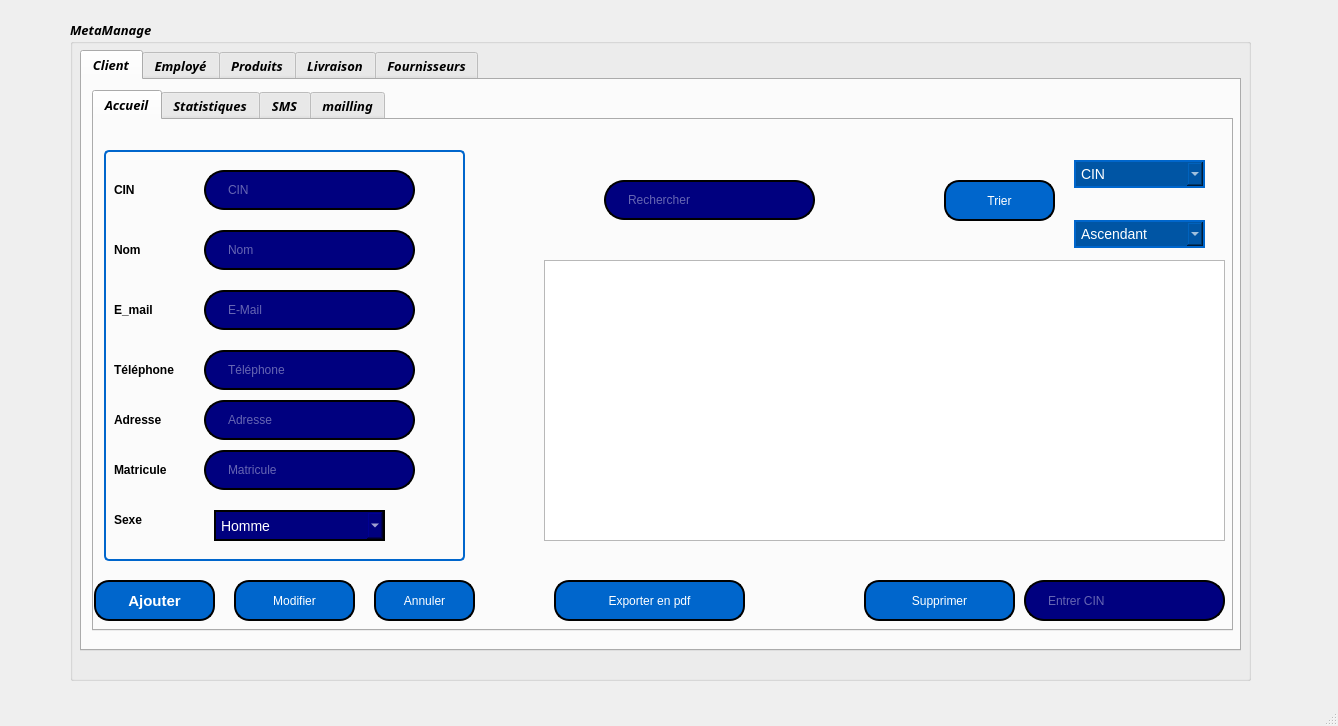
Above: client/mainwindow.ui from 2A35ProjetCPP2425/2a35-create-teams-smart-clothing-store before the change. Below: the same form after it.
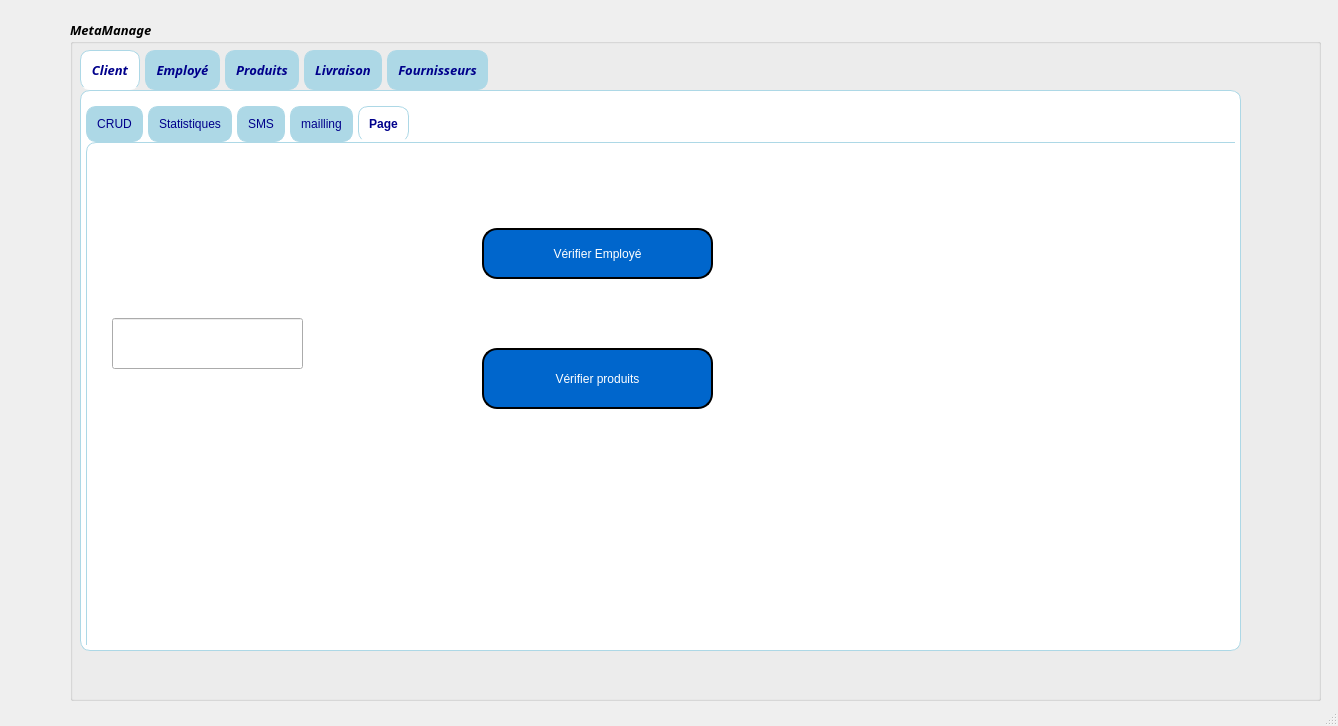
That is the form after the change. Icons and pictures are not drawn.

Patch:
```diff
--- a/client/mainwindow.ui
+++ b/client/mainwindow.ui
@@ -19,8 +19,8 @@
      <rect>
       <x>70</x>
       <y>20</y>
-      <width>1181</width>
-      <height>661</height>
+      <width>1251</width>
+      <height>681</height>
      </rect>
     </property>
     <property name="font">
@@ -78,6 +78,38 @@
        <height>601</height>
       </rect>
      </property>
+     <property name="styleSheet">
+      <string notr="true">QTabWidget::pane {
+                border: 1px solid lightblue; /* Border around the tab pane */
+                border-radius: 10px;         /* Rounded corners */
+                background: white;           /* Background for the pane */
+                padding: 5px;                /* Padding around the pane */
+            }
+            QTabBar::tab {
+                background: lightblue;              /* Normal tab background */
+                color: darkblue;                    /* Normal tab text color */
+                padding: 10px;                      /* Tab padding */
+                border: 1px solid lightblue;        /* Tab border */
+                border-radius: 10px;                /* Rounded corners for tabs */
+                margin-right: 5px;                  /* Space between tabs */
+            }
+            QTabBar::tab:hover {
+                background: #B2D8E0;                /* Hover tab background */
+                border: 1px solid darkblue;         /* Darker border on hover */
+            }
+            QTabBar::tab:selected {
+                background: white;                  /* Active tab background */
+                color: darkblue;                    /* Active tab text color */
+                font-weight: bold;                  /* Bold text for active tab */
+                border-bottom: 1px solid white;     /* Border for active tab */
+                border-top-left-radius: 10px;      /* Rounded corners for selected tab */
+                border-top-right-radius: 10px;     /* Rounded corners for selected tab */
+            }
+            QTabBar::tab:disabled {
+                background: lightgrey;              /* Disabled tab background */
+                color: lightblue;                   /* Disabled tab text color */
+            }</string>
+     </property>
      <property name="currentIndex">
       <number>0</number>
      </property>
@@ -88,36 +120,50 @@
       <widget class="QTabWidget" name="tabWidget_2">
        <property name="geometry">
         <rect>
-         <x>10</x>
+         <x>0</x>
          <y>10</y>
-         <width>1141</width>
-         <height>541</height>
+         <width>1201</width>
+         <height>581</height>
         </rect>
        </property>
        <property name="styleSheet">
-        <string notr="true">color: rgb(9, 7, 83);
-
-font: 700  11pt &quot;Segoe UI&quot;;
-
- 
-    QTabWidget {
- background-image: url(:/backg/logo.jpg);/* Lien vers l'image de logo */
-    background-position: bottom right;  /* Positionner le logo en bas à droite */
-    background-repeat: no-repeat;  /* Ne pas répéter l'image */
-    background-attachment: fixed;  /* Garder l'image fixe lors du défilement */
-    background-size: 50px 50px;  /* Taille du logo (ajustez la taille à 50x50px, par exemple) */
-}
-
-
-
-</string>
+        <string notr="true">QTabWidget::pane {
+                border: 1px solid lightblue; /* Border around the tab pane */
+                border-radius: 10px;         /* Rounded corners */
+                background: white;           /* Background for the pane */
+                padding: 5px;                /* Padding around the pane */
+            }
+            QTabBar::tab {
+                background: lightblue;              /* Normal tab background */
+                color: darkblue;                    /* Normal tab text color */
+                padding: 10px;                      /* Tab padding */
+                border: 1px solid lightblue;        /* Tab border */
+                border-radius: 10px;                /* Rounded corners for tabs */
+                margin-right: 5px;                  /* Space between tabs */
+            }
+            QTabBar::tab:hover {
+                background: #B2D8E0;                /* Hover tab background */
+                border: 1px solid darkblue;         /* Darker border on hover */
+            }
+            QTabBar::tab:selected {
+                background: white;                  /* Active tab background */
+                color: darkblue;                    /* Active tab text color */
+                font-weight: bold;                  /* Bold text for active tab */
+                border-bottom: 1px solid white;     /* Border for active tab */
+                border-top-left-radius: 10px;      /* Rounded corners for selected tab */
+                border-top-right-radius: 10px;     /* Rounded corners for selected tab */
+            }
+            QTabBar::tab:disabled {
+                background: lightgrey;              /* Disabled tab background */
+                color: lightblue;                   /* Disabled tab text color */
+            }</string>
        </property>
        <property name="currentIndex">
-        <number>0</number>
+        <number>4</number>
        </property>
        <widget class="QWidget" name="tab_16">
         <attribute name="title">
-         <string>Accueil</string>
+         <string>CRUD</string>
         </attribute>
         <widget class="QTableView" name="tableView">
          <property name="geometry">
@@ -132,8 +178,8 @@
         <widget class="QPushButton" name="pushButton_exporter">
          <property name="geometry">
           <rect>
-           <x>460</x>
-           <y>460</y>
+           <x>440</x>
+           <y>450</y>
            <width>191</width>
            <height>41</height>
           </rect>
@@ -168,8 +214,8 @@
         <widget class="QPushButton" name="pushButtonasupprimer">
          <property name="geometry">
           <rect>
-           <x>770</x>
-           <y>460</y>
+           <x>780</x>
+           <y>450</y>
            <width>151</width>
            <height>41</height>
           </rect>
@@ -240,8 +286,8 @@
         <widget class="QLineEdit" name="lineEdit_CIN_2">
          <property name="geometry">
           <rect>
-           <x>930</x>
-           <y>460</y>
+           <x>940</x>
+           <y>450</y>
            <width>201</width>
            <height>41</height>
           </rect>
@@ -391,8 +437,8 @@
         <widget class="QGroupBox" name="tabWidget_3">
          <property name="geometry">
           <rect>
-           <x>10</x>
-           <y>30</y>
+           <x>30</x>
+           <y>20</y>
            <width>361</width>
            <height>411</height>
           </rect>
@@ -788,7 +834,7 @@
          <property name="geometry">
           <rect>
            <x>0</x>
-           <y>460</y>
+           <y>450</y>
            <width>121</width>
            <height>41</height>
           </rect>
@@ -838,7 +884,7 @@
          <property name="geometry">
           <rect>
            <x>140</x>
-           <y>460</y>
+           <y>450</y>
            <width>121</width>
            <height>41</height>
           </rect>
@@ -872,8 +918,8 @@
         <widget class="QPushButton" name="clearButton">
          <property name="geometry">
           <rect>
-           <x>280</x>
-           <y>460</y>
+           <x>290</x>
+           <y>450</y>
            <width>101</width>
            <height>41</height>
           </rect>
@@ -1981,6 +2027,118 @@
          </property>
         </widget>
        </widget>
+       <widget class="QWidget" name="tab">
+        <attribute name="title">
+         <string>Page</string>
+        </attribute>
+        <widget class="QLabel" name="uidLabel">
+         <property name="geometry">
+          <rect>
+           <x>650</x>
+           <y>100</y>
+           <width>161</width>
+           <height>51</height>
+          </rect>
+         </property>
+         <property name="text">
+          <string/>
+         </property>
+        </widget>
+        <widget class="QLineEdit" name="lineEdit_UID">
+         <property name="geometry">
+          <rect>
+           <x>20</x>
+           <y>170</y>
+           <width>191</width>
+           <height>51</height>
+          </rect>
+         </property>
+        </widget>
+        <widget class="QLabel" name="label_6">
+         <property name="geometry">
+          <rect>
+           <x>30</x>
+           <y>280</y>
+           <width>301</width>
+           <height>141</height>
+          </rect>
+         </property>
+         <property name="text">
+          <string/>
+         </property>
+        </widget>
+        <widget class="QPushButton" name="scan">
+         <property name="geometry">
+          <rect>
+           <x>390</x>
+           <y>80</y>
+           <width>231</width>
+           <height>51</height>
+          </rect>
+         </property>
+         <property name="styleSheet">
+          <string notr="true">QPushButton {
+    color: white;                      /* Text color */
+    border: 2px solid black;         /* Border width and color */
+    border-radius: 15px;              /* Round the corners */
+     background-color: rgb(0, 102, 204);    /* Couleur du fond */
+    padding: 10px 20px;               /* Add padding for better aesthetics */
+  text-align: center;  /* Centrer le texte */
+}
+    
+QPushButton:hover {
+    background-color: rgb(30, 144, 255); /* Bleu clair au survol */
+}
+
+QPushButton:pressed {
+    background-color: rgb(0, 76, 153);   /* Bleu plus sombre lorsqu'on clique */
+}
+
+QPushButton:focus {
+    border: 2px solid rgb(0, 191, 255);  /* Bordure turquoise au focus */
+}
+</string>
+         </property>
+         <property name="text">
+          <string>Vérifier Employé</string>
+         </property>
+        </widget>
+        <widget class="QPushButton" name="pro">
+         <property name="geometry">
+          <rect>
+           <x>390</x>
+           <y>200</y>
+           <width>231</width>
+           <height>61</height>
+          </rect>
+         </property>
+         <property name="styleSheet">
+          <string notr="true">QPushButton {
+    color: white;                      /* Text color */
+    border: 2px solid black;         /* Border width and color */
+    border-radius: 15px;              /* Round the corners */
+     background-color: rgb(0, 102, 204);    /* Couleur du fond */
+    padding: 10px 20px;               /* Add padding for better aesthetics */
+  text-align: center;  /* Centrer le texte */
+}
+    
+QPushButton:hover {
+    background-color: rgb(30, 144, 255); /* Bleu clair au survol */
+}
+
+QPushButton:pressed {
+    background-color: rgb(0, 76, 153);   /* Bleu plus sombre lorsqu'on clique */
+}
+
+QPushButton:focus {
+    border: 2px solid rgb(0, 191, 255);  /* Bordure turquoise au focus */
+}</string>
+         </property>
+         <property name="text">
+          <string>Vérifier produits</string>
+         </property>
+        </widget>
+       </widget>
       </widget>
      </widget>
      <widget class="QWidget" name="tab_6">
```
Left out of the diff: 38 changed lines with no effect on the pictures.
